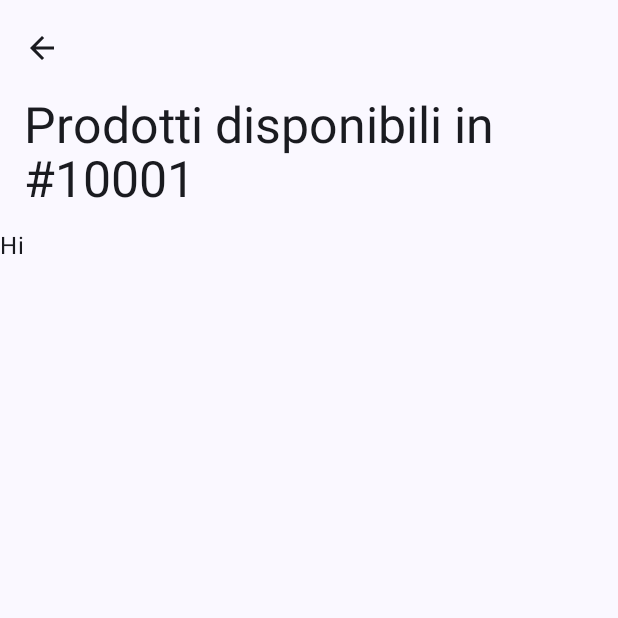
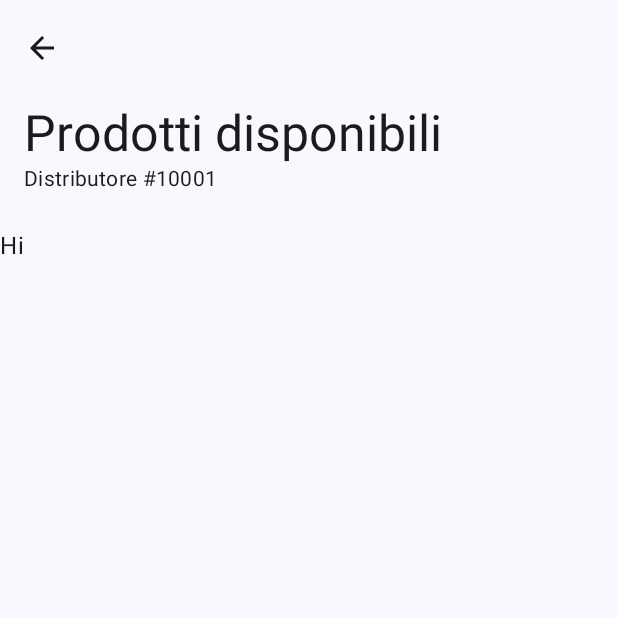
Before and after one commit to simonesestito/BittaApp, an Android app built with Jetpack Compose: the screen it shows after launch (MainActivity), after a tap on "Prodotti", on a phone screen of 412 x 824 dp, the top half of it. Run offline under Robolectric (Android 15) with nearby library versions, the phone set to English and light mode, and no system bars; our stand-ins replace accompanist, livedata-compose.

Commit message:
Add Top App Bar subtitle

```diff
--- a/BittaApp/app/src/main/java/com/bitta/app/ui/composables/AppCard.kt
+++ b/BittaApp/app/src/main/java/com/bitta/app/ui/composables/AppCard.kt
@@ -31,7 +31,7 @@ fun AppCard(
             .padding(paddingValues)
             .fillMaxWidth(),
     ) {
-        Column(Modifier.padding(dimensionResource(id = R.dimen.card_content_padding))) {
+        Column(Modifier.padding(dimensionResource(R.dimen.card_content_padding))) {
             content()
         }
     }
--- a/BittaApp/app/src/main/java/com/bitta/app/ui/composables/AppSkeleton.kt
+++ b/BittaApp/app/src/main/java/com/bitta/app/ui/composables/AppSkeleton.kt
@@ -1,5 +1,6 @@
 package com.bitta.app.ui.composables
 
+import androidx.compose.foundation.layout.Column
 import androidx.compose.foundation.layout.PaddingValues
 import androidx.compose.material.icons.outlined.ArrowBack
 import androidx.compose.material3.*
@@ -14,6 +15,7 @@ import com.bitta.app.R
 @Composable
 fun AppSkeleton(
     title: String,
+    subtitle: String? = null,
     onBackRoute: (() -> Unit)? = null,
     content: @Composable (PaddingValues) -> Unit,
 ) {
@@ -22,7 +24,15 @@ fun AppSkeleton(
 
     Scaffold(
         topBar = {
-            LargeTopAppBar(title = { Text(title) },
+            LargeTopAppBar(
+                title = {
+                    Column {
+                        Text(title)
+                        if (!subtitle.isNullOrBlank()) {
+                            Text(subtitle, style = MaterialTheme.typography.bodyMedium)
+                        }
+                    }
+                },
                 scrollBehavior = scrollBehavior,
                 navigationIcon = {
                     if (onBackRoute != null) {
--- a/BittaApp/app/src/main/java/com/bitta/app/ui/routes/ProductsSearch.kt
+++ b/BittaApp/app/src/main/java/com/bitta/app/ui/routes/ProductsSearch.kt
@@ -11,8 +11,9 @@ import com.bitta.app.ui.composables.AppSkeleton
 
 @Composable
 fun ProductsSearch(dispenserId: Int, onBack: () -> Unit) {
-    val title = stringResource(R.string.products_route_title, dispenserId)
-    AppSkeleton(title, onBack) {
+    val title = stringResource(R.string.products_route_title)
+    val subtitle = stringResource(R.string.products_route_subtitle, dispenserId)
+    AppSkeleton(title, subtitle, onBack) {
         Box(modifier = Modifier.padding(it)) {
             Text("Hi")
         }
--- a/BittaApp/app/src/main/java/com/bitta/app/ui/theme/Theme.kt
+++ b/BittaApp/app/src/main/java/com/bitta/app/ui/theme/Theme.kt
@@ -74,13 +74,15 @@ private val DarkColors = darkColorScheme(
     scrim = md_theme_dark_scrim,
 )
 
+const val FORCE_APP_THEME = false
+
 @Composable
 fun BittaAppTheme(
     darkTheme: Boolean = isSystemInDarkTheme(),
     content: @Composable () -> Unit,
 ) {
     // Dynamic color is available on Android 12+
-    val dynamicColor = Build.VERSION.SDK_INT >= Build.VERSION_CODES.S
+    val dynamicColor = !FORCE_APP_THEME && Build.VERSION.SDK_INT >= Build.VERSION_CODES.S
     val colors = when {
         dynamicColor && darkTheme -> dynamicDarkColorScheme(LocalContext.current)
         dynamicColor && !darkTheme -> dynamicLightColorScheme(LocalContext.current)
--- a/BittaApp/app/src/main/res/values/strings.xml
+++ b/BittaApp/app/src/main/res/values/strings.xml
@@ -8,6 +8,7 @@
     <string name="dispenser_working_status_with_reports">Segnalato</string>
     <string name="dispenser_working_status_not_working">Guasto</string>
     <string name="dispenser_see_issues_button_label">Vedi segnalazioni</string>
-    <string name="products_route_title">Prodotti disponibili in #%d</string>
+    <string name="products_route_title">Prodotti disponibili</string>
+    <string name="products_route_subtitle">Distributore #%d</string>
     <string name="back_nav_icon">Back</string>
 </resources>
```
